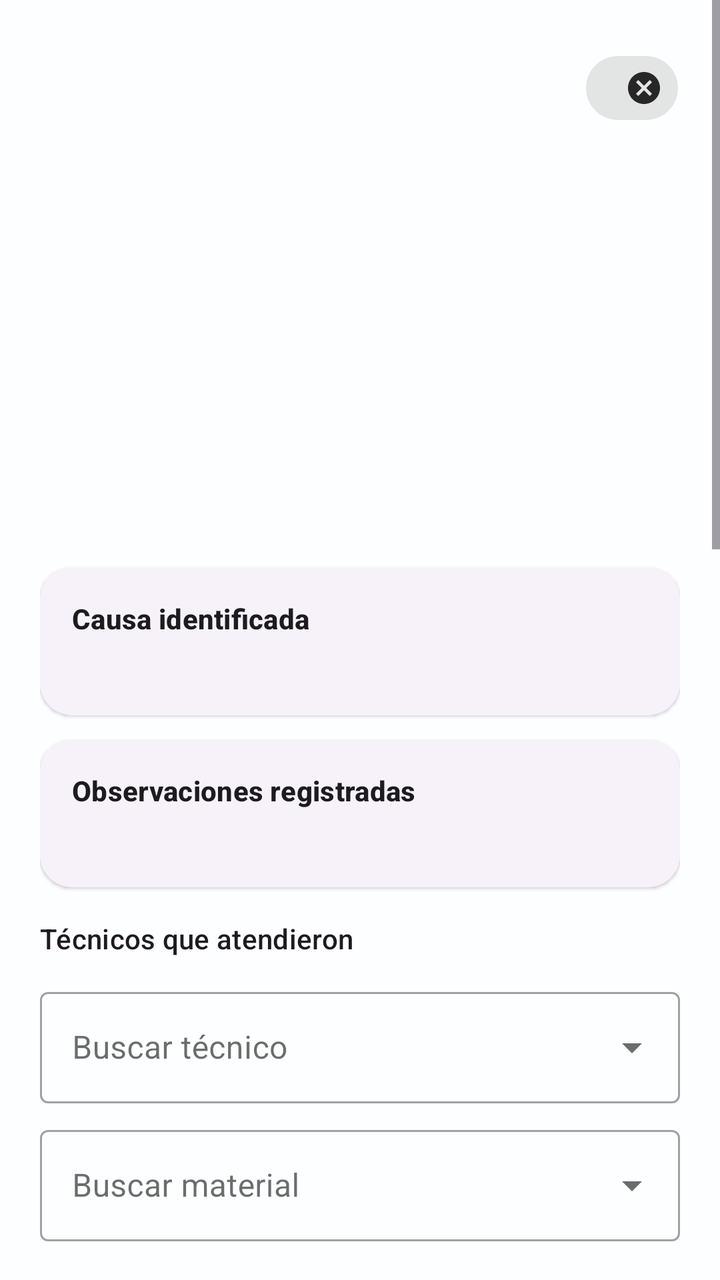
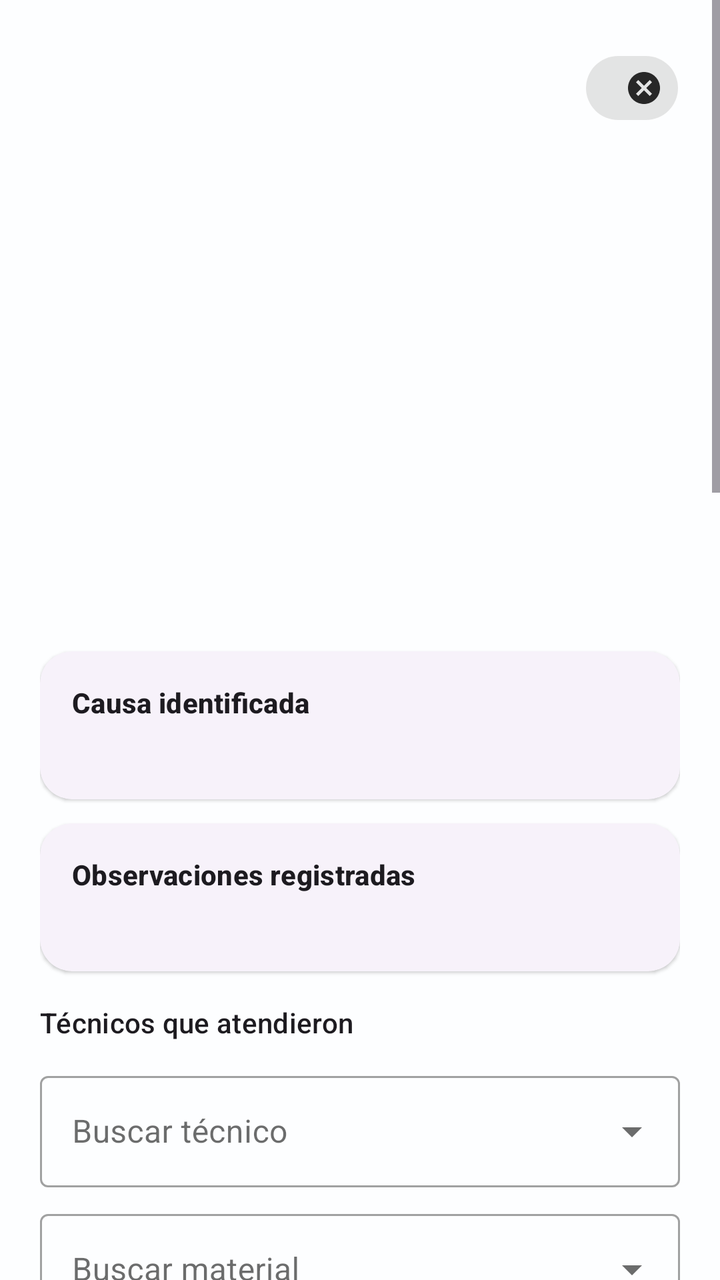

Compare the two renders of this Android layout. The source of the first and the diff that turns it into the second are given below.
<!-- AndroidManifest.xml: application theme Theme.TecniAppICE -->
<!-- res/layout/bottomsheet_averia_detalle.xml -->
<?xml version="1.0" encoding="utf-8"?>
<ScrollView xmlns:android="http://schemas.android.com/apk/res/android"
    xmlns:app="http://schemas.android.com/apk/res-auto"
    android:layout_width="match_parent"
    android:layout_height="wrap_content"
    android:background="?attr/colorSurface">

    <LinearLayout
        android:layout_width="match_parent"
        android:layout_height="wrap_content"
        android:orientation="vertical"
        android:padding="20dp">

        
        <LinearLayout
            android:layout_width="match_parent"
            android:layout_height="wrap_content"
            android:orientation="horizontal"
            android:gravity="center_vertical"
            android:baselineAligned="false">

            <TextView
                android:id="@+id/tvCaso"
                android:layout_width="0dp"
                android:layout_height="wrap_content"
                android:layout_weight="1"
                android:textStyle="bold"
                android:textSize="18sp" />

            <com.google.android.material.chip.Chip
                android:id="@+id/chipEstado"
                style="@style/Widget.MaterialComponents.Chip.Entry"
                android:layout_width="wrap_content"
                android:layout_height="wrap_content"
                android:clickable="false"
                android:checkable="false"
                android:textColor="@android:color/white"
                app:chipIconVisible="false" />
        </LinearLayout>

        
        <TextView
            android:id="@+id/tvNise"
            android:layout_width="match_parent"
            android:layout_height="wrap_content"
            android:layout_marginTop="4dp"
            android:textAppearance="?attr/textAppearanceBodyMedium" />

        <TextView
            android:id="@+id/tvRegion"
            android:layout_width="match_parent"
            android:layout_height="wrap_content"
            android:layout_marginTop="4dp"
            android:textAppearance="?attr/textAppearanceBodyMedium" />

        <TextView
            android:id="@+id/tvAgencia"
            android:layout_width="match_parent"
            android:layout_height="wrap_content"
            android:layout_marginTop="2dp"
            android:textAppearance="?attr/textAppearanceBodyMedium" />

        <TextView
            android:id="@+id/tvCliente"
            android:layout_width="match_parent"
            android:layout_height="wrap_content"
            android:layout_marginTop="2dp"
            android:textAppearance="?attr/textAppearanceBodyMedium"
            android:visibility="gone" />

        <TextView
            android:id="@+id/tvCoordenadas"
            android:layout_width="match_parent"
            android:layout_height="wrap_content"
            android:layout_marginTop="2dp"
            android:textAppearance="?attr/textAppearanceBodySmall" />

        <TextView
    android:id="@+id/tvAsignado"
    android:layout_width="match_parent"
    android:layout_height="wrap_content"
    android:layout_marginTop="8dp"
    android:textAppearance="?attr/textAppearanceBodyMedium" />


        <TextView
            android:id="@+id/tvFechaDetalle"
            android:layout_width="match_parent"
            android:layout_height="wrap_content"
            android:layout_marginTop="2dp"
            android:textAppearance="?attr/textAppearanceBodySmall" />

        <TextView
            android:id="@+id/tvAtendido"
            android:layout_width="match_parent"
            android:layout_height="wrap_content"
            android:layout_marginTop="2dp"
            android:textAppearance="?attr/textAppearanceBodyMedium" />

        <TextView
            android:id="@+id/tvVehiculo"
            android:layout_width="match_parent"
            android:layout_height="wrap_content"
            android:layout_marginTop="2dp"
            android:textAppearance="?attr/textAppearanceBodyMedium" />

        
        <TextView
            android:id="@+id/tvLocalizacionActual"
            android:layout_width="match_parent"
            android:layout_height="wrap_content"
            android:layout_marginTop="12dp"
            android:textAppearance="?attr/textAppearanceBodyMedium"
            android:textIsSelectable="true" />

        
        <com.google.android.material.card.MaterialCardView
            android:id="@+id/cardCausa"
            android:layout_width="match_parent"
            android:layout_height="wrap_content"
            android:layout_marginTop="12dp"
            app:cardCornerRadius="16dp"
            app:cardElevation="1dp">

            <LinearLayout
                android:layout_width="match_parent"
                android:layout_height="wrap_content"
                android:orientation="vertical"
                android:padding="16dp">

                <TextView
                    android:layout_width="match_parent"
                    android:layout_height="wrap_content"
                    android:text="@string/averia_detalle_causa_title"
                    android:textAppearance="?attr/textAppearanceTitleSmall"
                    android:textStyle="bold" />

                <TextView
                    android:id="@+id/tvCausaActual"
                    android:layout_width="match_parent"
                    android:layout_height="wrap_content"
                    android:layout_marginTop="4dp"
                    android:textAppearance="?attr/textAppearanceBodyMedium"
                    android:textIsSelectable="true" />
            </LinearLayout>
        </com.google.android.material.card.MaterialCardView>

        <com.google.android.material.card.MaterialCardView
            android:id="@+id/cardObservaciones"
            android:layout_width="match_parent"
            android:layout_height="wrap_content"
            android:layout_marginTop="12dp"
            app:cardCornerRadius="16dp"
            app:cardElevation="1dp">

            <LinearLayout
                android:layout_width="match_parent"
                android:layout_height="wrap_content"
                android:orientation="vertical"
                android:padding="16dp">

                <TextView
                    android:layout_width="match_parent"
                    android:layout_height="wrap_content"
                    android:text="@string/averia_detalle_observaciones_title"
                    android:textAppearance="?attr/textAppearanceTitleSmall"
                    android:textStyle="bold" />

                <TextView
                    android:id="@+id/tvObservacionesActuales"
                    android:layout_width="match_parent"
                    android:layout_height="wrap_content"
                    android:layout_marginTop="4dp"
                    android:textAppearance="?attr/textAppearanceBodyMedium"
                    android:textIsSelectable="true" />
            </LinearLayout>
        </com.google.android.material.card.MaterialCardView>

        
        <TextView
            android:id="@+id/tvTecnicosTitulo"
            android:layout_width="match_parent"
            android:layout_height="wrap_content"
            android:layout_marginTop="16dp"
            android:text="@string/averia_tecnicos_atendieron"
            android:textAppearance="?attr/textAppearanceTitleSmall" />

        <com.google.android.material.chip.ChipGroup
            android:id="@+id/chipGroupTecnicos"
            android:layout_width="match_parent"
            android:layout_height="wrap_content"
            android:layout_marginTop="4dp"
            app:singleLine="false"
            app:singleSelection="false" />

        <com.google.android.material.textfield.TextInputLayout
            android:id="@+id/tilTecnicoBuscar"
            style="@style/Widget.MaterialComponents.TextInputLayout.OutlinedBox.ExposedDropdownMenu"
            android:layout_width="match_parent"
            android:layout_height="wrap_content"
            android:layout_marginTop="8dp"
            android:hint="@string/averia_tecnico_autocomplete_hint">

            <AutoCompleteTextView
                android:id="@+id/actvTecnico"
                android:layout_width="match_parent"
                android:layout_height="wrap_content"
                android:inputType="text" />
        </com.google.android.material.textfield.TextInputLayout>



        
        <TextView
            android:id="@+id/tvMateriales"
            android:layout_width="match_parent"
            android:layout_height="wrap_content"
            android:layout_marginTop="16dp"
            android:textAppearance="?attr/textAppearanceTitleSmall"
            android:text="@string/averia_materiales_usados"
            android:visibility="gone" />

        <TextView
            android:id="@+id/tvMaterialesLista"
            android:layout_width="match_parent"
            android:layout_height="wrap_content"
            android:layout_marginTop="4dp"
            android:textAppearance="?attr/textAppearanceBodyMedium"
            android:visibility="gone" />

        <com.google.android.material.textfield.TextInputLayout
            android:id="@+id/tilMaterialBuscar"
            style="@style/Widget.MaterialComponents.TextInputLayout.OutlinedBox.ExposedDropdownMenu"
            android:layout_width="match_parent"
            android:layout_height="wrap_content"
            android:layout_marginTop="8dp"
            android:hint="@string/averia_materiales_autocomplete_hint">

            <AutoCompleteTextView
                android:id="@+id/actvMaterial"
                android:layout_width="match_parent"
                android:layout_height="wrap_content"
                android:inputType="text" />
        </com.google.android.material.textfield.TextInputLayout>



        <com.google.android.material.chip.ChipGroup
            android:id="@+id/chipGroupMateriales"
            android:layout_width="match_parent"
            android:layout_height="wrap_content"
            android:layout_marginTop="4dp"
            app:singleLine="false"
            app:singleSelection="false" />

        
        <com.google.android.material.textfield.TextInputLayout
            android:id="@+id/tilLocalizacion"
            style="@style/Widget.MaterialComponents.TextInputLayout.OutlinedBox"
            android:layout_width="match_parent"
            android:layout_height="wrap_content"
            android:layout_marginTop="12dp"
            android:hint="@string/averia_localizacion_label_hint">

            <com.google.android.material.textfield.TextInputEditText
                android:id="@+id/etLocalizacion"
                android:layout_width="match_parent"
                android:layout_height="wrap_content"
                android:inputType="number"
                android:minLines="2" />
        </com.google.android.material.textfield.TextInputLayout>

        <com.google.android.material.textfield.TextInputLayout
            android:id="@+id/tilCausa"
            style="@style/Widget.MaterialComponents.TextInputLayout.OutlinedBox"
            android:layout_width="match_parent"
            android:layout_height="wrap_content"
            android:layout_marginTop="16dp"
            android:hint="@string/averia_causa_hint">

            <com.google.android.material.textfield.TextInputEditText
                android:id="@+id/etCausa"
                android:layout_width="match_parent"
                android:layout_height="wrap_content"
                android:inputType="textCapSentences|textMultiLine"
                android:minLines="2" />
        </com.google.android.material.textfield.TextInputLayout>

        <com.google.android.material.textfield.TextInputLayout
            android:id="@+id/tilObs"
            style="@style/Widget.MaterialComponents.TextInputLayout.OutlinedBox"
            android:layout_width="match_parent"
            android:layout_height="wrap_content"
            android:layout_marginTop="8dp"
            android:hint="@string/averia_obs_hint">

            <com.google.android.material.textfield.TextInputEditText
                android:id="@+id/etObs"
                android:layout_width="match_parent"
                android:layout_height="wrap_content"
                android:inputType="textCapSentences|textMultiLine"
                android:minLines="2" />
        </com.google.android.material.textfield.TextInputLayout>

        <com.google.android.material.textfield.TextInputLayout
            android:id="@+id/tilAtendido"
            style="@style/Widget.MaterialComponents.TextInputLayout.OutlinedBox"
            android:layout_width="match_parent"
            android:layout_height="wrap_content"
            android:layout_marginTop="8dp"
            android:hint="@string/averia_atendido_hint">

            <com.google.android.material.textfield.TextInputEditText
                android:id="@+id/etAtendido"
                android:layout_width="match_parent"
                android:layout_height="wrap_content"
                android:inputType="textCapWords" />
        </com.google.android.material.textfield.TextInputLayout>

        <com.google.android.material.textfield.TextInputLayout
            android:id="@+id/tilVehiculo"
            style="@style/Widget.MaterialComponents.TextInputLayout.OutlinedBox.ExposedDropdownMenu"
            android:layout_width="match_parent"
            android:layout_height="wrap_content"
            android:layout_marginTop="8dp"
            android:hint="@string/averia_vehiculo">

            <AutoCompleteTextView
                android:id="@+id/actvVehiculo"
                android:layout_width="match_parent"
                android:layout_height="wrap_content"
                android:inputType="number" />
        </com.google.android.material.textfield.TextInputLayout>

        <com.google.android.material.textfield.TextInputLayout
            android:id="@+id/tilHoraInicio"
            style="@style/Widget.MaterialComponents.TextInputLayout.OutlinedBox"
            android:layout_width="match_parent"
            android:layout_height="wrap_content"
            android:layout_marginTop="8dp"
            android:hint="@string/averia_hora_inicio_hint">

            <com.google.android.material.textfield.TextInputEditText
                android:id="@+id/etHoraInicio"
                android:layout_width="match_parent"
                android:layout_height="wrap_content"
                android:inputType="time" />
        </com.google.android.material.textfield.TextInputLayout>

        <com.google.android.material.textfield.TextInputLayout
            android:id="@+id/tilHoraFinal"
            style="@style/Widget.MaterialComponents.TextInputLayout.OutlinedBox"
            android:layout_width="match_parent"
            android:layout_height="wrap_content"
            android:layout_marginTop="8dp"
            android:hint="@string/averia_hora_fin_hint">

            <com.google.android.material.textfield.TextInputEditText
                android:id="@+id/etHoraFin"
                android:layout_width="match_parent"
                android:layout_height="wrap_content"
                android:inputType="time" />
        </com.google.android.material.textfield.TextInputLayout>

        <com.google.android.material.textfield.TextInputLayout
            android:id="@+id/tilKmInicio"
            style="@style/Widget.MaterialComponents.TextInputLayout.OutlinedBox"
            android:layout_width="match_parent"
            android:layout_height="wrap_content"
            android:layout_marginTop="8dp"
            android:hint="@string/averia_km_inicio_hint">

            <com.google.android.material.textfield.TextInputEditText
                android:id="@+id/etKmInicio"
                android:layout_width="match_parent"
                android:layout_height="wrap_content"
                android:inputType="numberDecimal" />
        </com.google.android.material.textfield.TextInputLayout>

        <com.google.android.material.textfield.TextInputLayout
            android:id="@+id/tilKmFinal"
            style="@style/Widget.MaterialComponents.TextInputLayout.OutlinedBox"
            android:layout_width="match_parent"
            android:layout_height="wrap_content"
            android:layout_marginTop="8dp"
            android:hint="@string/averia_km_fin_hint">

            <com.google.android.material.textfield.TextInputEditText
                android:id="@+id/etKmFinal"
                android:layout_width="match_parent"
                android:layout_height="wrap_content"
                android:inputType="numberDecimal" />
        </com.google.android.material.textfield.TextInputLayout>

        
        <LinearLayout
            android:layout_width="match_parent"
            android:layout_height="wrap_content"
            android:layout_marginTop="16dp"
            android:orientation="vertical">

            <com.google.android.material.button.MaterialButton
                android:id="@+id/btnAsignar"
                style="@style/Widget.Material3.Button"
                android:layout_width="match_parent"
                android:layout_height="wrap_content"
                android:text="@string/averia_asignar"
                android:textAllCaps="false" />

            <com.google.android.material.button.MaterialButton
                android:id="@+id/btnAtender"
                style="@style/Widget.Material3.Button"
                android:layout_width="match_parent"
                android:layout_height="wrap_content"
                android:layout_marginTop="8dp"
                android:text="@string/averia_guardar_en_atencion"
                android:textAllCaps="false" />

            <com.google.android.material.button.MaterialButton
                android:id="@+id/btnResolver"
                style="@style/Widget.Material3.Button"
                android:layout_width="match_parent"
                android:layout_height="wrap_content"
                android:layout_marginTop="8dp"
                android:text="@string/averia_guardar_resolucion"
                android:textAllCaps="false"
                android:visibility="gone" />

            <com.google.android.material.button.MaterialButton
                android:id="@+id/btnExportar"
                style="@style/Widget.Material3.Button"
                android:layout_width="match_parent"
                android:layout_height="wrap_content"
                android:layout_marginTop="8dp"
                android:text="@string/averia_exportar_pdf_button"
                android:textAllCaps="false"
                android:visibility="gone" />

            <com.google.android.material.button.MaterialButton
                android:id="@+id/btnVerMapa"
                style="@style/Widget.Material3.Button.OutlinedButton"
                android:layout_width="match_parent"
                android:layout_height="wrap_content"
                android:layout_marginTop="8dp"
                android:text="@string/averia_ver_mapa"
                android:textAllCaps="false" />
        </LinearLayout>

    </LinearLayout>
</ScrollView>
<!-- resources referenced by this layout -->
<resources>
  <string name="averia_asignar">Asignar</string>
  <string name="averia_atendido_hint">Nombre del técnico</string>
  <string name="averia_causa_hint">Causa de la avería</string>
  <string name="averia_detalle_causa_title">Causa identificada</string>
  <string name="averia_detalle_observaciones_title">Observaciones registradas</string>
  <string name="averia_exportar_pdf_button">Generar PDF</string>
  <string name="averia_guardar_en_atencion">Guardar atención</string>
  <string name="averia_guardar_resolucion">Guardar resolución</string>
  <string name="averia_hora_fin_hint">Hora de finalización (HH:mm)</string>
  <string name="averia_hora_inicio_hint">Hora de inicio (HH:mm)</string>
  <string name="averia_km_fin_hint">Kilometraje final</string>
  <string name="averia_km_inicio_hint">Kilometraje inicial</string>
  <string name="averia_localizacion_label_hint">Localización (opcional)</string>
  <string name="averia_materiales_autocomplete_hint">Buscar material</string>
  <string name="averia_materiales_usados">Materiales usados</string>
  <string name="averia_obs_hint">Observaciones</string>
  <string name="averia_tecnico_autocomplete_hint">Buscar técnico</string>
  <string name="averia_tecnicos_atendieron">Técnicos que atendieron</string>
  <string name="averia_vehiculo">Vehículo</string>
  <string name="averia_ver_mapa">Ver mapa</string>
  <color name="ice_blue">#0071CE</color>
  <color name="white">#FFFFFFFF</color>
  <color name="ice_yellow">#FFDD00</color>
  <color name="black">#FF000000</color>
  <color name="surface_light">#CCFFFFFF</color>
  <color name="on_light">#0A0A0A</color>
  <color name="surface_variant_light">#EAF3FF</color>
  <color name="error_500">#D32F2F</color>
  <color name="success_500">#4CAF50</color>
  <color name="bg_light">#F7FAFF</color>
  <style name="Tecni.Card" parent="Widget.Material3.CardView.Elevated">
          <item name="cardCornerRadius">20dp</item>
          <item name="cardElevation">3dp</item>
          <item name="strokeWidth">0dp</item>
      </style>
  <style name="Tecni.Button" parent="Widget.Material3.Button.TonalButton">
          <item name="android:minHeight">44dp</item>
      </style>
  <style name="Tecni.Chip" parent="Widget.Material3.Chip.Filter">
          <item name="android:minHeight">36dp</item>
      </style>
  <style name="Tecni.Toolbar" parent="Widget.Material3.Toolbar">
          <item name="android:elevation">2dp</item>
      </style>
  <!-- unchanged entries left out for length: 1 -->
</resources>

<!-- the commit's change to res/layout/bottomsheet_averia_detalle.xml (unified diff, before → after) -->
@@ -59,6 +59,28 @@
             android:layout_height="wrap_content"
             android:layout_marginTop="2dp"
             android:textAppearance="?attr/textAppearanceBodyMedium" />
+
+        <TextView
+            android:id="@+id/tvTipoAfectacion"
+            android:layout_width="match_parent"
+            android:layout_height="wrap_content"
+            android:layout_marginTop="2dp"
+            android:textAppearance="?attr/textAppearanceBodyMedium" />
+
+        <TextView
+            android:id="@+id/tvMedidorActual"
+            android:layout_width="match_parent"
+            android:layout_height="wrap_content"
+            android:layout_marginTop="2dp"
+            android:textAppearance="?attr/textAppearanceBodyMedium" />
+
+        <TextView
+            android:id="@+id/tvMedidorResumen"
+            android:layout_width="match_parent"
+            android:layout_height="wrap_content"
+            android:layout_marginTop="2dp"
+            android:textAppearance="?attr/textAppearanceBodySmall"
+            android:visibility="gone" />
 
         <TextView
             android:id="@+id/tvCliente"
@@ -254,6 +276,73 @@
             app:singleSelection="false" />
 
         
+        <com.google.android.material.button.MaterialButtonToggleGroup
+            android:id="@+id/toggleTipoAfectacion"
+            android:layout_width="match_parent"
+            android:layout_height="wrap_content"
+            android:layout_marginTop="12dp"
+            app:singleSelection="true">
+
+            <com.google.android.material.button.MaterialButton
+                android:id="@+id/btnTipoSector"
+                style="@style/Widget.Material3.Button.OutlinedButton"
+                android:layout_width="0dp"
+                android:layout_height="wrap_content"
+                android:layout_weight="1"
+                android:text="@string/averia_tipo_sector"
+                android:textAllCaps="false" />
+
+            <com.google.android.material.button.MaterialButton
+                android:id="@+id/btnTipoCliente"
+                style="@style/Widget.Material3.Button.OutlinedButton"
+                android:layout_width="0dp"
+                android:layout_height="wrap_content"
+                android:layout_weight="1"
+                android:text="@string/averia_tipo_cliente"
+                android:textAllCaps="false" />
+        </com.google.android.material.button.MaterialButtonToggleGroup>
+
+        <com.google.android.material.textfield.TextInputLayout
+            android:id="@+id/tilMedidor"
+            style="@style/Widget.MaterialComponents.TextInputLayout.OutlinedBox"
+            android:layout_width="match_parent"
+            android:layout_height="wrap_content"
+            android:layout_marginTop="8dp"
+            android:hint="@string/averia_medidor_numero_hint"
+            app:endIconDrawable="@drawable/ic_round_search_24"
+            app:endIconMode="custom">
+
+            <com.google.android.material.textfield.TextInputEditText
+                android:id="@+id/etMedidor"
+                android:layout_width="match_parent"
+                android:layout_height="wrap_content"
+                android:inputType="number" />
+        </com.google.android.material.textfield.TextInputLayout>
+
+        <TextView
+            android:id="@+id/tvMedidorCliente"
+            android:layout_width="match_parent"
+            android:layout_height="wrap_content"
+            android:layout_marginTop="4dp"
+            android:textAppearance="?attr/textAppearanceBodyMedium"
+            android:visibility="gone" />
+
+        <TextView
+            android:id="@+id/tvMedidorLocalizacion"
+            android:layout_width="match_parent"
+            android:layout_height="wrap_content"
+            android:layout_marginTop="2dp"
+            android:textAppearance="?attr/textAppearanceBodyMedium"
+            android:visibility="gone" />
+
+        <TextView
+            android:id="@+id/tvMedidorDetalle"
+            android:layout_width="match_parent"
+            android:layout_height="wrap_content"
+            android:layout_marginTop="2dp"
+            android:textAppearance="?attr/textAppearanceBodySmall"
+            android:visibility="gone" />
+
         <com.google.android.material.textfield.TextInputLayout
             android:id="@+id/tilLocalizacion"
             style="@style/Widget.MaterialComponents.TextInputLayout.OutlinedBox"
<!-- resource entries referenced after the edit -->
@@ -1,5 +1,17 @@
 <!-- resources referenced by this layout -->
 <resources>
+  <!-- drawable ic_round_search_24 (drawable) -->
+  <vector xmlns:android="http://schemas.android.com/apk/res/android"
+      android:width="24dp" android:height="24dp"
+      android:viewportWidth="24" android:viewportHeight="24">
+      <path
+          android:fillColor="#FF000000"
+          android:pathData="M15.5,14h-0.79l-0.28,-0.27C15.41,12.59 16,11.11 16,9.5
+                            16,5.91 13.09,3 9.5,3S3,5.91 3,9.5 5.91,16 9.5,16
+                            c1.61,0 3.09,-0.59 4.23,-1.57l0.27,0.28v0.79l5,4.99
+                            L20.49,19l-4.99,-5zM9.5,14C7.01,14 5,11.99 5,9.5
+                            S7.01,5 9.5,5 14,7.01 14,9.5 11.99,14 9.5,14z"/>
+  </vector>
   <string name="averia_asignar">Asignar</string>
   <string name="averia_atendido_hint">Nombre del técnico</string>
   <string name="averia_causa_hint">Causa de la avería</string>
@@ -15,9 +27,12 @@
   <string name="averia_localizacion_label_hint">Localización (opcional)</string>
   <string name="averia_materiales_autocomplete_hint">Buscar material</string>
   <string name="averia_materiales_usados">Materiales usados</string>
+  <string name="averia_medidor_numero_hint">Número de medidor</string>
   <string name="averia_obs_hint">Observaciones</string>
   <string name="averia_tecnico_autocomplete_hint">Buscar técnico</string>
   <string name="averia_tecnicos_atendieron">Técnicos que atendieron</string>
+  <string name="averia_tipo_cliente">Cliente</string>
+  <string name="averia_tipo_sector">Sector</string>
   <string name="averia_vehiculo">Vehículo</string>
   <string name="averia_ver_mapa">Ver mapa</string>
   <color name="ice_blue">#0071CE</color>
